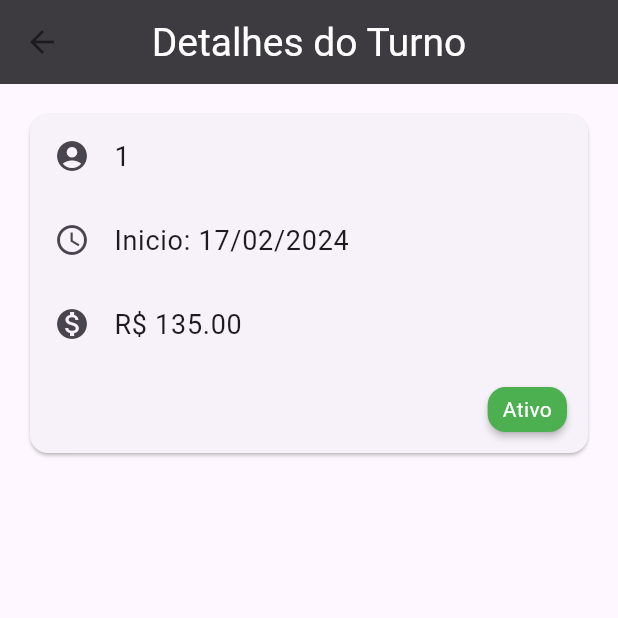
After one commit to Eder-Queiroz/pdv-app, a Flutter app: the screen it shows after launch, after a tap on an icon or button, on a phone screen of 412 x 824 dp, the top half of it. The commit adds this screen. Run offline on Flutter 3.47's test engine with Material 3 defaults, Android fonts, the phone set to English and light mode, and no system bars; our stand-ins replace sqflite; accounts and stored records are empty.

Commit message:
:sparkles: feat:Create Show shift screen

```diff
--- a/lib/components/shift_item.dart
+++ b/lib/components/shift_item.dart
@@ -1,5 +1,6 @@
 import 'package:flutter/material.dart';
 import 'package:intl/intl.dart';
+import 'package:pdv_app/utils/app_router.dart';
 import '../model/shift.dart';
 
 class ShiftItem extends StatelessWidget {
@@ -43,6 +44,12 @@ class ShiftItem extends StatelessWidget {
               ),
             ),
           ),
+          onTap: () {
+            Navigator.of(context).pushNamed(
+              AppRouter.shiftDetails,
+              arguments: shift,
+            );
+          },
         ),
       ),
     );
--- a/lib/main.dart
+++ b/lib/main.dart
@@ -1,5 +1,6 @@
 import 'package:flutter/material.dart';
 import 'package:pdv_app/pages/shift_page.dart';
+import 'package:pdv_app/pages/shift_details_page.dart';
 import 'package:pdv_app/provider/shift_provider.dart';
 import 'package:pdv_app/utils/app_router.dart';
 import 'package:pdv_app/utils/colors_theme.dart';
@@ -33,6 +34,7 @@ class MyApp extends StatelessWidget {
         ),
         routes: {
           AppRouter.home: (ctx) => const ShiftPage(),
+          AppRouter.shiftDetails: (ctx) => const ShiftDetailsPage(),
         },
       ),
     );
--- /dev/null
+++ b/lib/pages/shift_details_page.dart
@@ -0,0 +1,83 @@
+import 'package:flutter/material.dart';
+import 'package:intl/intl.dart';
+
+import '../model/shift.dart';
+
+class ShiftDetailsPage extends StatelessWidget {
+  const ShiftDetailsPage({super.key});
+
+  Widget _createInfo(IconData icon, String label) {
+    return ListTile(
+      leading: Icon(icon),
+      title: Text(
+        label,
+        style: const TextStyle(
+          fontSize: 18,
+        ),
+      ),
+    );
+  }
+
+  @override
+  Widget build(BuildContext context) {
+    final Shift shift = ModalRoute.of(context)!.settings.arguments as Shift;
+
+    return Scaffold(
+      appBar: AppBar(
+        title: Text('Detalhes do Turno'),
+      ),
+      body: SingleChildScrollView(
+        child: Padding(
+          padding: const EdgeInsets.all(16.0),
+          child: Card(
+            child: Column(
+              mainAxisAlignment: MainAxisAlignment.start,
+              crossAxisAlignment: CrossAxisAlignment.start,
+              children: <Widget>[
+                _createInfo(Icons.account_circle, shift.userId.toString()),
+                _createInfo(
+                  Icons.access_time,
+                  'Inicio: ${DateFormat("dd/MM/y").format(shift.startTime)}',
+                ),
+                if (shift.endTime != null)
+                  _createInfo(
+                    Icons.access_time_filled,
+                    'Fim: ${DateFormat("dd/MM/y").format(shift.endTime!)}',
+                  ),
+                _createInfo(Icons.monetization_on,
+                    'R\$ ${shift.endCash != null ? (shift.endCash! - shift.startCash).toStringAsFixed(2) : shift.startCash.toStringAsFixed(2)}'),
+                // _createInfo(Icons.attach_money,
+                //     'Reforço: R\$ ${shift.reforco != null ? shift.reforco!.toStringAsFixed(2) : '0.00'}'),
+                // _createInfo(Icons.money_off,
+                //     'Sangria: R\$ ${shift.desconto != null ? shift.desconto!.toStringAsFixed(2) : '0.00'}'),
+                // Criar changed e salvar no turno os reforços e sangrias feitos.
+                Container(
+                  alignment: Alignment.centerRight,
+                  margin: const EdgeInsets.all(10),
+                  child: Card(
+                    elevation: 2,
+                    color: shift.isOpened ? Colors.green : Colors.red,
+                    child: Padding(
+                      padding: const EdgeInsets.only(
+                        top: 5,
+                        bottom: 5,
+                        left: 10,
+                        right: 10,
+                      ),
+                      child: Text(
+                        shift.isOpened ? 'Ativo' : 'Inativo',
+                        style: const TextStyle(
+                          color: Colors.white,
+                        ),
+                      ),
+                    ),
+                  ),
+                ),
+              ],
+            ),
+          ),
+        ),
+      ),
+    );
+  }
+}
--- a/lib/utils/app_router.dart
+++ b/lib/utils/app_router.dart
@@ -1,3 +1,4 @@
 class AppRouter {
   static const String home = '/';
+  static const String shiftDetails = '/shifts/Details';
 }
```
